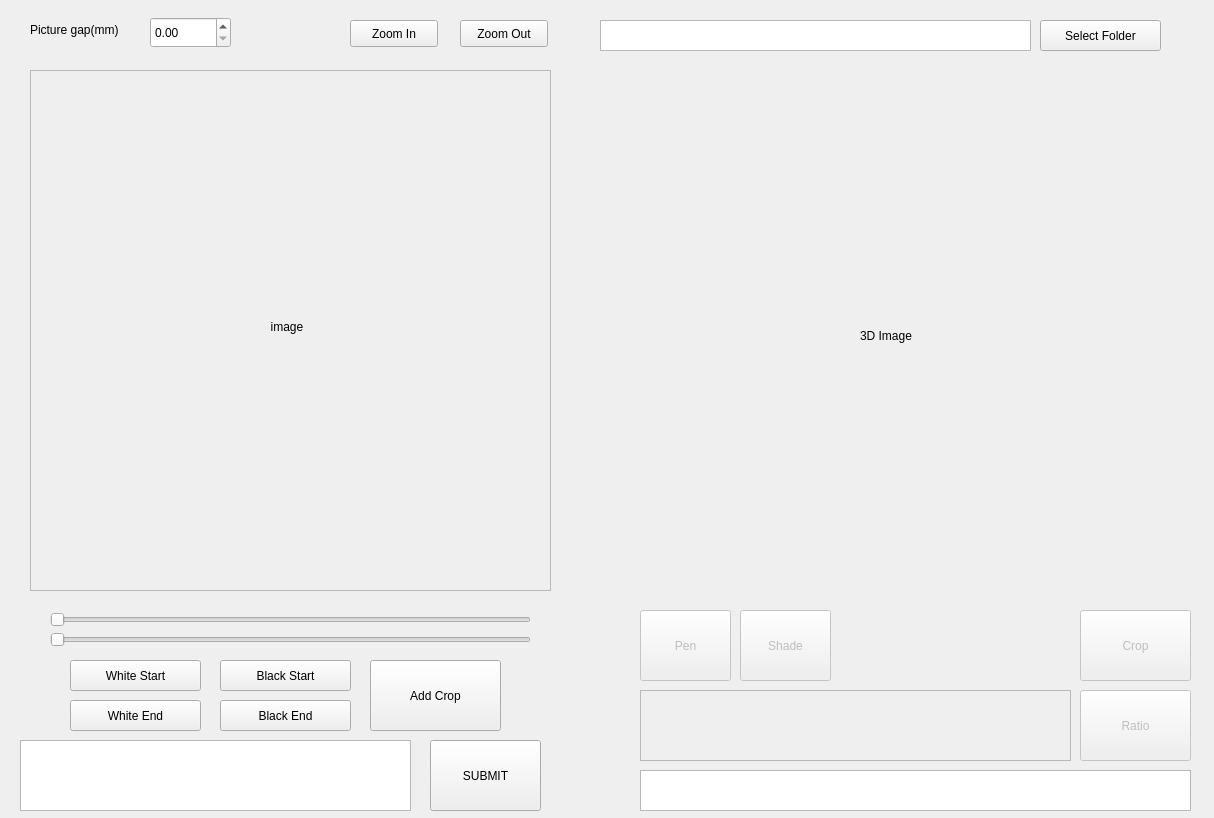
min-sunnying/teeth_black, file qtdesigner.ui: the form before one commit.
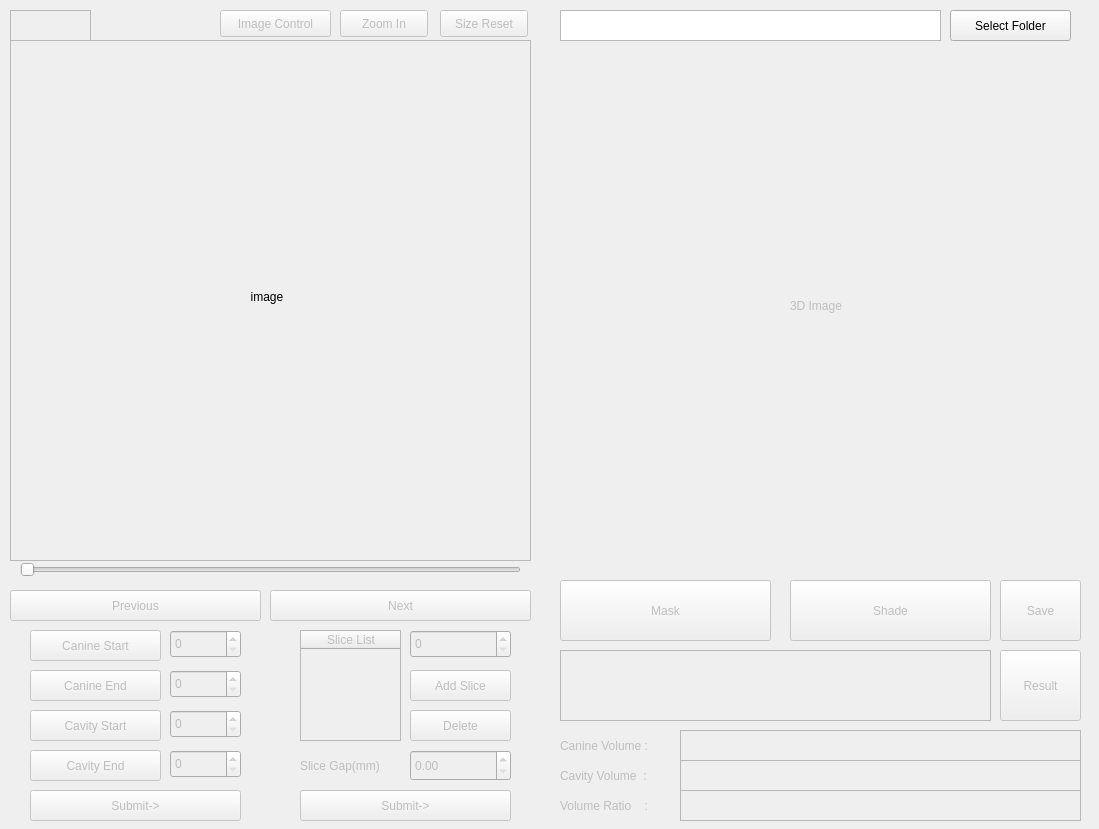
The form after the commit.

Diff of the .ui file:
```diff
--- a/qtdesigner.ui
+++ b/qtdesigner.ui
@@ -6,8 +6,8 @@
    <rect>
     <x>0</x>
     <y>0</y>
-    <width>1214</width>
-    <height>818</height>
+    <width>1099</width>
+    <height>829</height>
    </rect>
   </property>
   <property name="sizePolicy">
@@ -22,8 +22,8 @@
   <widget class="QToolButton" name="select_folder">
    <property name="geometry">
     <rect>
-     <x>1040</x>
-     <y>20</y>
+     <x>950</x>
+     <y>10</y>
      <width>121</width>
      <height>31</height>
     </rect>
@@ -35,9 +35,9 @@
   <widget class="QTextBrowser" name="foldername">
    <property name="geometry">
     <rect>
-     <x>600</x>
-     <y>20</y>
-     <width>431</width>
+     <x>560</x>
+     <y>10</y>
+     <width>381</width>
      <height>31</height>
     </rect>
    </property>
@@ -48,102 +48,110 @@
    </property>
    <property name="geometry">
     <rect>
-     <x>1080</x>
-     <y>610</y>
-     <width>111</width>
-     <height>71</height>
+     <x>1000</x>
+     <y>580</y>
+     <width>81</width>
+     <height>61</height>
     </rect>
    </property>
    <property name="text">
-    <string>Crop</string>
-   </property>
-  </widget>
-  <widget class="QTextBrowser" name="result">
-   <property name="geometry">
-    <rect>
-     <x>20</x>
-     <y>740</y>
-     <width>391</width>
-     <height>71</height>
-    </rect>
+    <string>Save</string>
    </property>
   </widget>
   <widget class="QPushButton" name="white_s">
+   <property name="enabled">
+    <bool>false</bool>
+   </property>
    <property name="geometry">
     <rect>
-     <x>70</x>
-     <y>660</y>
+     <x>30</x>
+     <y>630</y>
      <width>131</width>
      <height>31</height>
     </rect>
    </property>
    <property name="text">
-    <string>White Start</string>
+    <string>Canine Start</string>
    </property>
   </widget>
   <widget class="QPushButton" name="white_e">
+   <property name="enabled">
+    <bool>false</bool>
+   </property>
    <property name="geometry">
     <rect>
-     <x>70</x>
-     <y>700</y>
+     <x>30</x>
+     <y>670</y>
      <width>131</width>
      <height>31</height>
     </rect>
    </property>
    <property name="text">
-    <string>White End</string>
+    <string>Canine End</string>
    </property>
   </widget>
   <widget class="QPushButton" name="black_e">
+   <property name="enabled">
+    <bool>false</bool>
+   </property>
    <property name="geometry">
     <rect>
-     <x>220</x>
-     <y>700</y>
+     <x>30</x>
+     <y>750</y>
      <width>131</width>
      <height>31</height>
     </rect>
    </property>
    <property name="text">
-    <string>Black End</string>
+    <string>Cavity End</string>
    </property>
   </widget>
   <widget class="QPushButton" name="black_s">
+   <property name="enabled">
+    <bool>false</bool>
+   </property>
    <property name="geometry">
     <rect>
-     <x>220</x>
-     <y>660</y>
+     <x>30</x>
+     <y>710</y>
      <width>131</width>
      <height>31</height>
     </rect>
    </property>
    <property name="text">
-    <string>Black Start</string>
+    <string>Cavity Start</string>
    </property>
   </widget>
-  <widget class="QPushButton" name="add_crop">
+  <widget class="QPushButton" name="add_slice">
+   <property name="enabled">
+    <bool>false</bool>
+   </property>
    <property name="geometry">
     <rect>
-     <x>370</x>
-     <y>660</y>
-     <width>131</width>
-     <height>71</height>
+     <x>410</x>
+     <y>670</y>
+     <width>101</width>
+     <height>31</height>
     </rect>
    </property>
    <property name="text">
-    <string>Add Crop</string>
+    <string>Add Slice</string>
    </property>
   </widget>
   <widget class="QPushButton" name="submit">
+   <property name="enabled">
+    <bool>false</bool>
+   </property>
    <property name="geometry">
     <rect>
-     <x>430</x>
-     <y>740</y>
-     <width>111</width>
-     <height>71</height>
+     <x>300</x>
+     <y>790</y>
+     <width>211</width>
+     <height>31</height>
     </rect>
    </property>
    <property name="text">
-    <string>SUBMIT</string>
+    <string>Submit-&gt;</string>
    </property>
   </widget>
   <widget class="QPushButton" name="white_pen">
@@ -152,22 +160,25 @@
    </property>
    <property name="geometry">
     <rect>
-     <x>640</x>
-     <y>610</y>
-     <width>91</width>
-     <height>71</height>
+     <x>560</x>
+     <y>580</y>
+     <width>211</width>
+     <height>61</height>
     </rect>
    </property>
    <property name="text">
-    <string>Pen</string>
+    <string>Mask</string>
    </property>
   </widget>
   <widget class="QSlider" name="slider">
+   <property name="enabled">
+    <bool>false</bool>
+   </property>
    <property name="geometry">
     <rect>
-     <x>50</x>
-     <y>610</y>
-     <width>481</width>
+     <x>20</x>
+     <y>560</y>
+     <width>501</width>
      <height>20</height>
     </rect>
    </property>
@@ -175,11 +186,14 @@
     <enum>Qt::Horizontal</enum>
    </property>
   </widget>
-  <widget class="QLabel" name="Showcroped">
+  <widget class="QLabel" name="image3d">
+   <property name="enabled">
+    <bool>false</bool>
+   </property>
    <property name="geometry">
     <rect>
-     <x>630</x>
-     <y>80</y>
+     <x>560</x>
+     <y>50</y>
      <width>512</width>
      <height>512</height>
     </rect>
@@ -191,36 +205,20 @@
     <set>Qt::AlignCenter</set>
    </property>
   </widget>
-  <widget class="QSlider" name="slider2">
-   <property name="enabled">
-    <bool>false</bool>
-   </property>
-   <property name="geometry">
-    <rect>
-     <x>50</x>
-     <y>630</y>
-     <width>481</width>
-     <height>20</height>
-    </rect>
-   </property>
-   <property name="orientation">
-    <enum>Qt::Horizontal</enum>
-   </property>
-  </widget>
   <widget class="QPushButton" name="ratio">
    <property name="enabled">
     <bool>false</bool>
    </property>
    <property name="geometry">
     <rect>
-     <x>1080</x>
-     <y>690</y>
-     <width>111</width>
+     <x>1000</x>
+     <y>650</y>
+     <width>81</width>
      <height>71</height>
     </rect>
    </property>
    <property name="text">
-    <string>Ratio</string>
+    <string>Result</string>
    </property>
   </widget>
   <widget class="QTextBrowser" name="croped_result">
@@ -229,8 +227,8 @@
    </property>
    <property name="geometry">
     <rect>
-     <x>640</x>
-     <y>690</y>
+     <x>560</x>
+     <y>650</y>
      <width>431</width>
      <height>71</height>
     </rect>
@@ -239,8 +237,8 @@
   <widget class="QScrollArea" name="scrollArea">
    <property name="geometry">
     <rect>
-     <x>30</x>
-     <y>70</y>
+     <x>10</x>
+     <y>40</y>
      <width>521</width>
      <height>521</height>
     </rect>
@@ -305,22 +303,25 @@
   </widget>
   <widget class="QTextBrowser" name="totalresult">
    <property name="enabled">
-    <bool>true</bool>
+    <bool>false</bool>
    </property>
    <property name="geometry">
     <rect>
-     <x>640</x>
-     <y>770</y>
-     <width>551</width>
-     <height>41</height>
+     <x>680</x>
+     <y>730</y>
+     <width>401</width>
+     <height>31</height>
     </rect>
    </property>
   </widget>
   <widget class="QPushButton" name="zoomin">
+   <property name="enabled">
+    <bool>false</bool>
+   </property>
    <property name="geometry">
     <rect>
-     <x>350</x>
-     <y>20</y>
+     <x>340</x>
+     <y>10</y>
      <width>88</width>
      <height>27</height>
     </rect>
@@ -330,39 +331,48 @@
    </property>
   </widget>
   <widget class="QPushButton" name="zoomout">
+   <property name="enabled">
+    <bool>false</bool>
+   </property>
    <property name="geometry">
     <rect>
-     <x>460</x>
-     <y>20</y>
+     <x>440</x>
+     <y>10</y>
      <width>88</width>
      <height>27</height>
     </rect>
    </property>
    <property name="text">
-    <string>Zoom Out</string>
+    <string>Size Reset</string>
    </property>
   </widget>
   <widget class="QDoubleSpinBox" name="gap">
+   <property name="enabled">
+    <bool>false</bool>
+   </property>
    <property name="geometry">
     <rect>
-     <x>150</x>
-     <y>17</y>
-     <width>81</width>
+     <x>410</x>
+     <y>750</y>
+     <width>101</width>
      <height>31</height>
     </rect>
    </property>
   </widget>
-  <widget class="QLabel" name="label">
+  <widget class="QLabel" name="slicegap">
+   <property name="enabled">
+    <bool>false</bool>
+   </property>
    <property name="geometry">
     <rect>
-     <x>30</x>
-     <y>20</y>
-     <width>111</width>
-     <height>20</height>
+     <x>300</x>
+     <y>750</y>
+     <width>101</width>
+     <height>31</height>
     </rect>
    </property>
    <property name="text">
-    <string>Picture gap(mm)</string>
+    <string>Slice Gap(mm)</string>
    </property>
   </widget>
   <widget class="QPushButton" name="shade_button">
@@ -371,16 +381,317 @@
    </property>
    <property name="geometry">
     <rect>
-     <x>740</x>
-     <y>610</y>
-     <width>91</width>
-     <height>71</height>
+     <x>790</x>
+     <y>580</y>
+     <width>201</width>
+     <height>61</height>
     </rect>
    </property>
    <property name="text">
     <string>Shade</string>
    </property>
   </widget>
+  <widget class="QTableWidget" name="slicetable">
+   <property name="enabled">
+    <bool>false</bool>
+   </property>
+   <property name="geometry">
+    <rect>
+     <x>300</x>
+     <y>630</y>
+     <width>101</width>
+     <height>111</height>
+    </rect>
+   </property>
+   <column>
+    <property name="text">
+     <string>Slice List</string>
+    </property>
+   </column>
+  </widget>
+  <widget class="QSpinBox" name="whitestartbox">
+   <property name="enabled">
+    <bool>false</bool>
+   </property>
+   <property name="geometry">
+    <rect>
+     <x>170</x>
+     <y>630</y>
+     <width>71</width>
+     <height>28</height>
+    </rect>
+   </property>
+   <property name="sizePolicy">
+    <sizepolicy hsizetype="Minimum" vsizetype="Maximum">
+     <horstretch>0</horstretch>
+     <verstretch>0</verstretch>
+    </sizepolicy>
+   </property>
+   <property name="maximum">
+    <number>1000000</number>
+   </property>
+  </widget>
+  <widget class="QSpinBox" name="whiteendbox">
+   <property name="enabled">
+    <bool>false</bool>
+   </property>
+   <property name="geometry">
+    <rect>
+     <x>170</x>
+     <y>670</y>
+     <width>71</width>
+     <height>28</height>
+    </rect>
+   </property>
+   <property name="sizePolicy">
+    <sizepolicy hsizetype="Minimum" vsizetype="Maximum">
+     <horstretch>0</horstretch>
+     <verstretch>0</verstretch>
+    </sizepolicy>
+   </property>
+   <property name="maximum">
+    <number>100000</number>
+   </property>
+  </widget>
+  <widget class="QSpinBox" name="blackstartbox">
+   <property name="enabled">
+    <bool>false</bool>
+   </property>
+   <property name="geometry">
+    <rect>
+     <x>170</x>
+     <y>710</y>
+     <width>71</width>
+     <height>28</height>
+    </rect>
+   </property>
+   <property name="sizePolicy">
+    <sizepolicy hsizetype="Minimum" vsizetype="Maximum">
+     <horstretch>0</horstretch>
+     <verstretch>0</verstretch>
+    </sizepolicy>
+   </property>
+   <property name="maximum">
+    <number>100000</number>
+   </property>
+  </widget>
+  <widget class="QSpinBox" name="blackendbox">
+   <property name="enabled">
+    <bool>false</bool>
+   </property>
+   <property name="geometry">
+    <rect>
+     <x>170</x>
+     <y>750</y>
+     <width>71</width>
+     <height>28</height>
+    </rect>
+   </property>
+   <property name="sizePolicy">
+    <sizepolicy hsizetype="Minimum" vsizetype="Maximum">
+     <horstretch>0</horstretch>
+     <verstretch>0</verstretch>
+    </sizepolicy>
+   </property>
+   <property name="maximum">
+    <number>100000</number>
+   </property>
+  </widget>
+  <widget class="QPushButton" name="prev">
+   <property name="enabled">
+    <bool>false</bool>
+   </property>
+   <property name="geometry">
+    <rect>
+     <x>10</x>
+     <y>590</y>
+     <width>251</width>
+     <height>31</height>
+    </rect>
+   </property>
+   <property name="text">
+    <string>Previous</string>
+   </property>
+  </widget>
+  <widget class="QPushButton" name="next">
+   <property name="enabled">
+    <bool>false</bool>
+   </property>
+   <property name="geometry">
+    <rect>
+     <x>270</x>
+     <y>590</y>
+     <width>261</width>
+     <height>31</height>
+    </rect>
+   </property>
+   <property name="text">
+    <string>Next</string>
+   </property>
+  </widget>
+  <widget class="QPushButton" name="image_control">
+   <property name="enabled">
+    <bool>false</bool>
+   </property>
+   <property name="geometry">
+    <rect>
+     <x>220</x>
+     <y>10</y>
+     <width>111</width>
+     <height>27</height>
+    </rect>
+   </property>
+   <property name="text">
+    <string>Image Control</string>
+   </property>
+  </widget>
+  <widget class="QPushButton" name="delete_slice">
+   <property name="enabled">
+    <bool>false</bool>
+   </property>
+   <property name="geometry">
+    <rect>
+     <x>410</x>
+     <y>710</y>
+     <width>101</width>
+     <height>31</height>
+    </rect>
+   </property>
+   <property name="text">
+    <string>Delete</string>
+   </property>
+  </widget>
+  <widget class="QTextBrowser" name="currentindex">
+   <property name="enabled">
+    <bool>false</bool>
+   </property>
+   <property name="geometry">
+    <rect>
+     <x>10</x>
+     <y>10</y>
+     <width>81</width>
+     <height>31</height>
+    </rect>
+   </property>
+  </widget>
+  <widget class="QPushButton" name="submit_point">
+   <property name="enabled">
+    <bool>false</bool>
+   </property>
+   <property name="geometry">
+    <rect>
+     <x>30</x>
+     <y>790</y>
+     <width>211</width>
+     <height>31</height>
+    </rect>
+   </property>
+   <property name="text">
+    <string>Submit-&gt;</string>
+   </property>
+  </widget>
+  <widget class="QLabel" name="caninevolume">
+   <property name="enabled">
+    <bool>false</bool>
+   </property>
+   <property name="geometry">
+    <rect>
+     <x>560</x>
+     <y>730</y>
+     <width>111</width>
+     <height>31</height>
+    </rect>
+   </property>
+   <property name="text">
+    <string>Canine Volume :</string>
+   </property>
+  </widget>
+  <widget class="QLabel" name="cavityvolume">
+   <property name="enabled">
+    <bool>false</bool>
+   </property>
+   <property name="geometry">
+    <rect>
+     <x>560</x>
+     <y>760</y>
+     <width>111</width>
+     <height>31</height>
+    </rect>
+   </property>
+   <property name="text">
+    <string>Cavity Volume  :</string>
+   </property>
+  </widget>
+  <widget class="QTextBrowser" name="resultcavity">
+   <property name="enabled">
+    <bool>false</bool>
+   </property>
+   <property name="geometry">
+    <rect>
+     <x>680</x>
+     <y>760</y>
+     <width>401</width>
+     <height>31</height>
+    </rect>
+   </property>
+  </widget>
+  <widget class="QTextBrowser" name="resultratio">
+   <property name="enabled">
+    <bool>false</bool>
+   </property>
+   <property name="geometry">
+    <rect>
+     <x>680</x>
+     <y>790</y>
+     <width>401</width>
+     <height>31</height>
+    </rect>
+   </property>
+  </widget>
+  <widget class="QLabel" name="volumeratio">
+   <property name="enabled">
+    <bool>false</bool>
+   </property>
+   <property name="geometry">
+    <rect>
+     <x>560</x>
+     <y>790</y>
+     <width>111</width>
+     <height>31</height>
+    </rect>
+   </property>
+   <property name="text">
+    <string>Volume Ratio    :</string>
+   </property>
+  </widget>
+  <widget class="QSpinBox" name="slicebox">
+   <property name="enabled">
+    <bool>false</bool>
+   </property>
+   <property name="geometry">
+    <rect>
+     <x>410</x>
+     <y>630</y>
+     <width>101</width>
+     <height>28</height>
+    </rect>
+   </property>
+   <property name="sizePolicy">
+    <sizepolicy hsizetype="Minimum" vsizetype="Maximum">
+     <horstretch>0</horstretch>
+     <verstretch>0</verstretch>
+    </sizepolicy>
+   </property>
+   <property name="maximum">
+    <number>1000000</number>
+   </property>
+   <property name="singleStep">
+    <number>1</number>
+   </property>
+   <property name="displayIntegerBase">
+    <number>10</number>
+   </property>
+  </widget>
  </widget>
  <resources/>
  <connections/>
```
Left out of the diff: 2 changed lines with no effect on the pictures.
